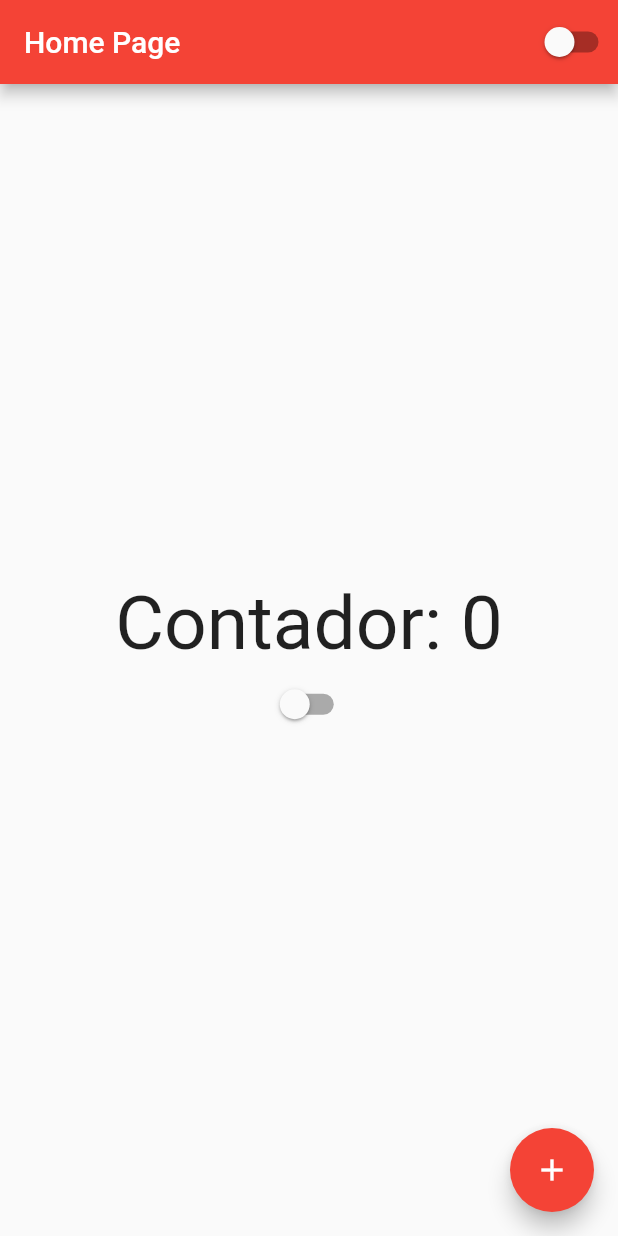
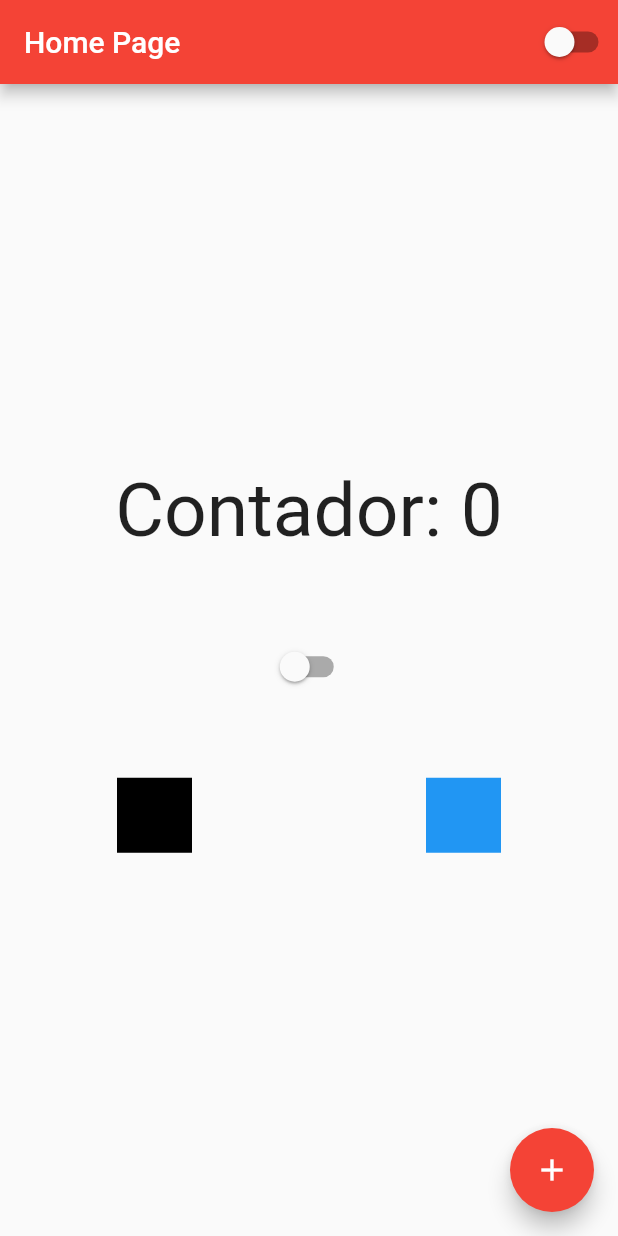
Before and after one commit to matheusGolmini/ola_mundo_flutter, a Flutter app: the HomePage screen opened directly, on a phone screen of 412 x 824 dp. Run offline on Flutter 3.47's test engine with Material 2 defaults, Android fonts, the phone set to English and light mode, and no system bars.

Commit message:
feat: add rows

```diff
--- a/lib/app_widget.dart
+++ b/lib/app_widget.dart
@@ -1,5 +1,6 @@
 import 'package:flutter/material.dart';
 import 'package:ola_mundo/app_controller.dart';
+import 'package:ola_mundo/login_page.dart';
 
 import 'home_page.dart';
 
@@ -17,7 +18,7 @@ class AppWidget extends StatelessWidget {
               ? Brightness.dark
               : Brightness.light
           ),
-          home: HomePage(),
+          home: LoginPage(),
         );
       },
     );
--- a/lib/home_page.dart
+++ b/lib/home_page.dart
@@ -30,7 +30,29 @@ class HomePageState extends State<HomePage> {
             Text('Contador: $counter',
               style: TextStyle(fontSize: 50),
             ),
+            Container(
+              height: 50,
+            ),
             CustomSwitcher(),
+            Container(
+              height: 50,
+            ),
+            Row(
+              mainAxisAlignment: MainAxisAlignment.spaceAround,
+              crossAxisAlignment: CrossAxisAlignment.center,
+              children: [
+                Container(
+                  width: 50,
+                  height: 50,
+                  color: Colors.black,
+                ),
+                 Container(
+                  width: 50,
+                  height: 50,
+                  color: Colors.blue,
+                )
+              ],
+            )
           ],
         ),
       ),
```
